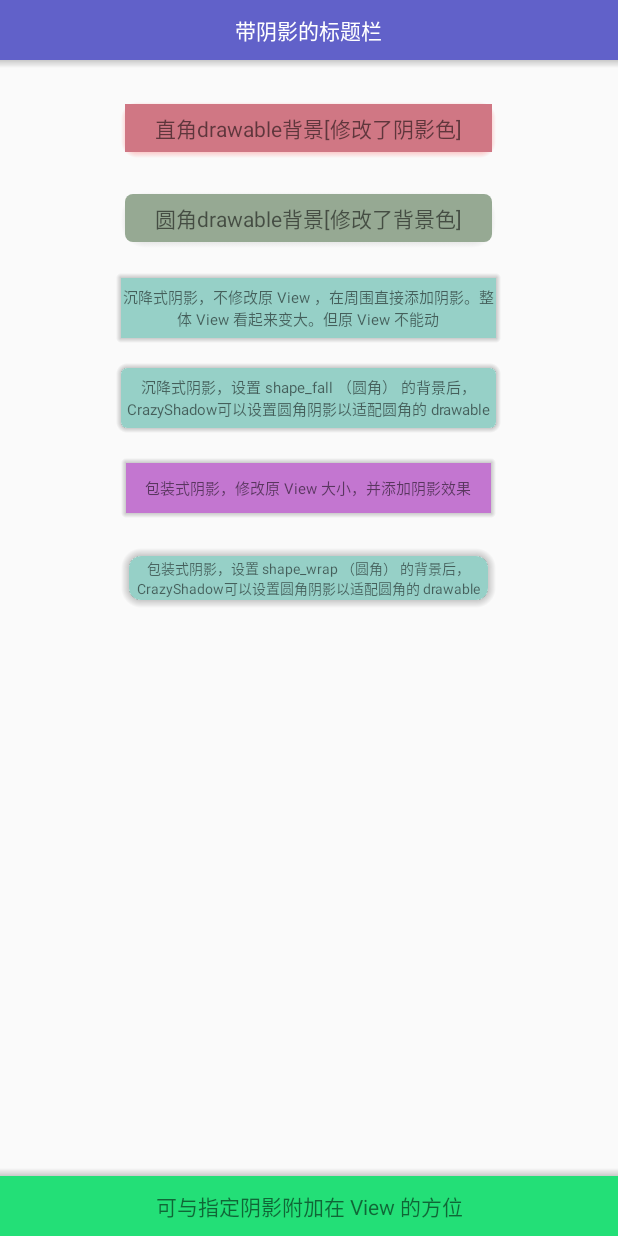
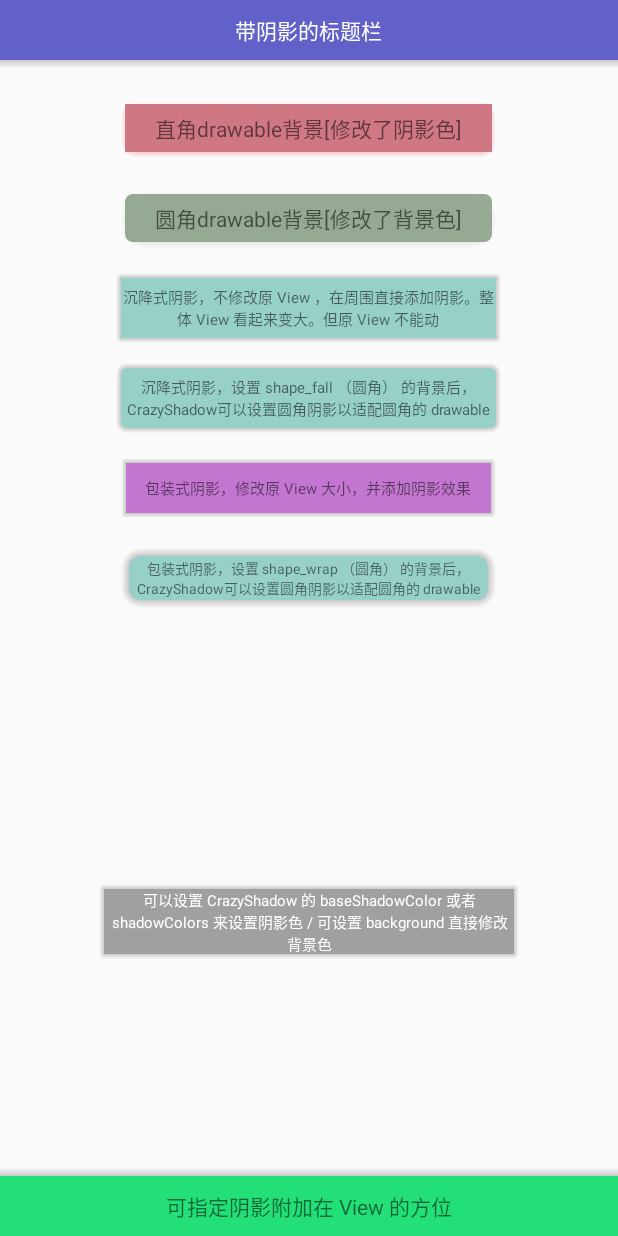
Before and after one commit to Hitomis/CrazyShadow, an Android app: the screen it shows after launch (MainActivity), on a phone screen of 412 x 824 dp. Run offline under Robolectric (Android 15) with nearby library versions, the phone set to English and light mode, and no system bars.

Commit message:
Write a demo

```diff
--- a/app/src/main/java/com/hitomi/crazyshadow/MainActivity.java
+++ b/app/src/main/java/com/hitomi/crazyshadow/MainActivity.java
@@ -75,6 +75,15 @@ public class MainActivity extends AppCompatActivity {
 
         new CrazyShadow.Builder()
                 .setContext(this)
+                .setDirection(CrazyShadowDirection.ALL)
+                .setShadowRadius(dip2Px(3))
+                .setBackground(Color.parseColor("#a0a0a0"))
+                .setBaseShadowColor(Color.parseColor("#a0a0a0"))
+                .setImpl(CrazyShadow.IMPL_WRAP)
+                .action(findViewById(R.id.relay_shadow0));
+
+        new CrazyShadow.Builder()
+                .setContext(this)
                 .setDirection(CrazyShadowDirection.TOP)
                 .setShadowRadius(dip2Px(5))
                 .setImpl(CrazyShadow.IMPL_WRAP)
--- a/app/src/main/res/layout/activity_main.xml
+++ b/app/src/main/res/layout/activity_main.xml
@@ -128,6 +128,22 @@
         android:layout_width="match_parent"
         android:layout_height="match_parent">
 
+        <RelativeLayout
+            android:id="@+id/relay_shadow0"
+            android:layout_width="280dp"
+            android:layout_height="50dp"
+            android:layout_centerInParent="true">
+
+            <TextView
+                android:layout_width="match_parent"
+                android:layout_height="match_parent"
+                android:gravity="center"
+                android:text="可以设置 CrazyShadow 的 baseShadowColor 或者 shadowColors 来设置阴影色 / 可设置 background 直接修改背景色"
+                android:textColor="@android:color/white"
+                android:textSize="10sp" />
+
+        </RelativeLayout>
+
 
         <RelativeLayout
             android:id="@+id/relay_shadow"
@@ -140,7 +156,7 @@
                 android:layout_width="match_parent"
                 android:layout_height="match_parent"
                 android:gravity="center"
-                android:text="可与指定阴影附加在 View 的方位"/>
+                android:text="可指定阴影附加在 View 的方位" />
 
         </RelativeLayout>
 
```
